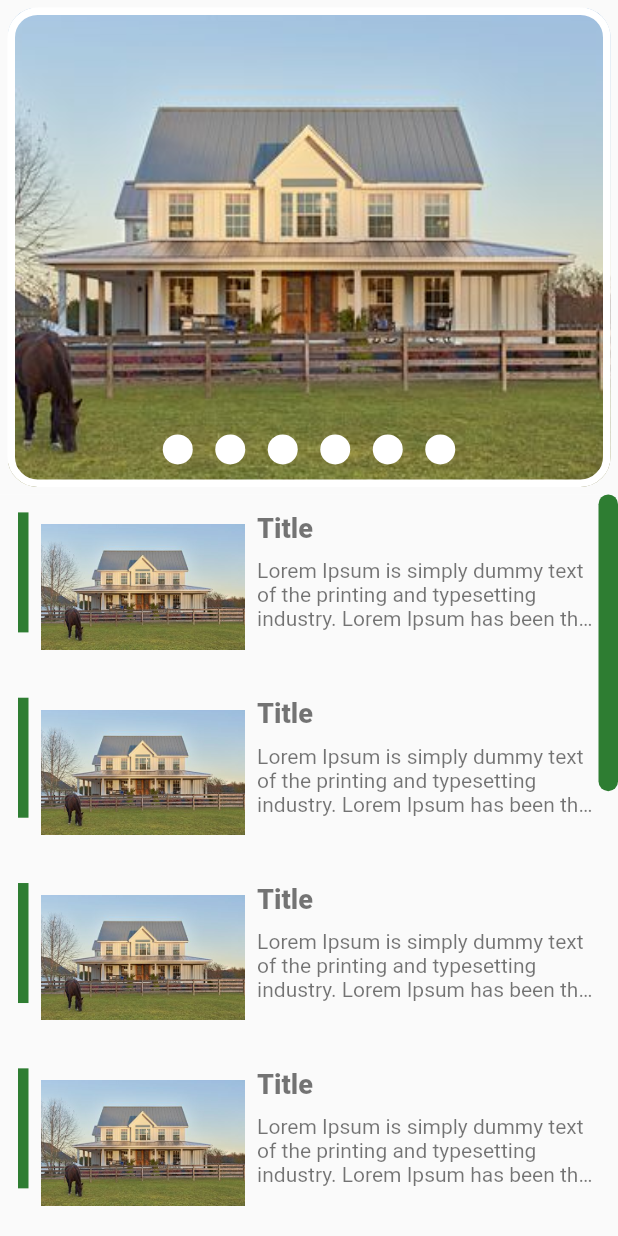
After one commit to dhruvashastri12/fluter_verify_mobile_number, a Flutter app: the screen it shows after launch, after a tap on "Dashboard", on a phone screen of 412 x 824 dp. The commit adds this screen. Run offline on Flutter 3.47's test engine with Material 2 defaults, Android fonts, the phone set to English and light mode, and no system bars.

Commit message:
Pageview with indicator and listview in single screen

```diff
--- /dev/null
+++ b/lib/Screens/dashboard.dart
@@ -0,0 +1,93 @@
+import 'package:fluter_verify_mobile_number/Screens/pageview_with_indicator.dart';
+import 'package:flutter/material.dart';
+
+class Dashboard extends StatelessWidget {
+  @override
+  Widget build(BuildContext context) {
+    return DashboardPage();
+  }
+}
+
+class DashboardPage extends StatelessWidget {
+  @override
+  Widget build(BuildContext context) {
+    return Container(
+      color: Colors.white,
+      child: Column(
+        children: [
+          Expanded(flex: 2, child: PageviewWithIndicator()),
+          Expanded(flex: 3, child: DashboardListView())
+        ],
+      ),
+    );
+  }
+}
+
+class DashboardListView extends StatelessWidget {
+  final ScrollController _scrollController = ScrollController();
+
+  @override
+  Widget build(BuildContext context) {
+    return Scaffold(
+          body: Theme(
+        data: ThemeData(highlightColor: Colors.green[800]),
+        child: Scrollbar(
+            isAlwaysShown: true,
+            controller: _scrollController,
+            thickness: 13.0,
+            radius: Radius.circular(10.0),
+            child: ListView.builder(
+                controller: _scrollController,
+                itemCount: 10,
+                itemBuilder: (BuildContext context, int index) {
+                  return _getDashboardListItem();
+                })),
+      ),
+    );
+  }
+
+  Widget _getDashboardListItem() {
+    return Padding(
+        padding: EdgeInsets.all(12.0),
+        child: Row(
+          crossAxisAlignment: CrossAxisAlignment.start,
+          children: [
+            Container(
+              color: Colors.green[800],
+              width: 7,
+              height: 80,
+            ),
+            Expanded(
+                flex: 2,
+                child: Padding(
+                  padding: const EdgeInsets.all(8.0),
+                  child:
+                      Image(image: AssetImage('assets/images/test_farm.jpg')),
+                )),
+            Expanded(
+              flex: 3,
+              child: Column(
+                crossAxisAlignment: CrossAxisAlignment.start,
+                children: [
+                  Text(
+                    'Title',
+                    style: const TextStyle(
+                      color: Colors.black54,
+                      fontWeight: FontWeight.w900,
+                      fontSize: 18.0,
+                    ),
+                  ),
+                  const Padding(padding: EdgeInsets.symmetric(vertical: 5.0)),
+                  Text(
+                    'Lorem Ipsum is simply dummy text of the printing and typesetting industry. Lorem Ipsum has been the industry\'s standard dummy text ever since the 1500s.',
+                    maxLines: 3,
+                    overflow: TextOverflow.ellipsis,
+                    style: const TextStyle(color: Colors.black54, fontSize: 14.0),
+                  ),
+                ],
+              ),
+            )
+          ],
+        ));
+  }
+}
--- /dev/null
+++ b/lib/Screens/pageview_with_indicator.dart
@@ -0,0 +1,199 @@
+import 'dart:math';
+import 'package:flutter/material.dart';
+
+// Ref: https://gist.github.com/collinjackson/4fddbfa2830ea3ac033e34622f278824
+
+class PageviewWithIndicator extends StatelessWidget {
+  @override
+  Widget build(BuildContext context) {
+    return new MaterialApp(
+      title: 'Flutter Demo',
+      home: new MyHomePage(),
+      debugShowCheckedModeBanner: false,
+    );
+  }
+}
+
+class MyHomePage extends StatefulWidget {
+  @override
+  State createState() => new MyHomePageState();
+}
+
+class MyHomePageState extends State<MyHomePage> {
+  final _controller = new PageController();
+
+  static const _kDuration = const Duration(milliseconds: 300);
+
+  static const _kCurve = Curves.ease;
+
+  final _kArrowColor = Colors.black.withOpacity(0.8);
+
+  final List<Widget> _pages = <Widget>[
+    Padding(
+      padding: const EdgeInsets.all(5.0),
+      child: Container(
+        decoration: BoxDecoration(
+          color: Colors.green,
+          border: Border.all(color: Colors.white, width: 5.0),
+          borderRadius: BorderRadius.all(Radius.circular(20.0)),
+          image: DecorationImage(
+              fit: BoxFit.cover,
+              image: AssetImage('assets/images/test_farm.jpg')),
+        ),
+      ),
+    ),
+    SizedBox(width: 5.0,),
+    Container(
+      decoration: BoxDecoration(
+        color: Colors.green,
+        border: Border.all(color: Colors.white, width: 5.0),
+        borderRadius: BorderRadius.all(Radius.circular(8.0)),
+        image: DecorationImage(
+            fit: BoxFit.cover,
+            image: AssetImage('assets/images/green_BG.jpg')),
+      ),
+    ),
+
+    Container(
+      decoration: BoxDecoration(
+        color: Colors.green,
+        border: Border.all(color: Colors.white, width: 5.0),
+        borderRadius: BorderRadius.all(Radius.circular(8.0)),
+        image: DecorationImage(
+            fit: BoxFit.cover,
+            image: AssetImage('assets/images/test_farm.jpg')),
+      ),
+    ),
+
+    Container(
+      decoration: BoxDecoration(
+        color: Colors.green,
+        border: Border.all(color: Colors.white, width: 5.0),
+        borderRadius: BorderRadius.all(Radius.circular(8.0)),
+        image: DecorationImage(
+            fit: BoxFit.cover,
+            image: AssetImage('assets/images/green_BG.jpg')),
+      ),
+    ),
+
+    Container(
+      decoration: BoxDecoration(
+        color: Colors.greenAccent,
+        border: Border.all(color: Colors.white, width: 5.0),
+        borderRadius: BorderRadius.all(Radius.circular(8.0)),
+        image: DecorationImage(
+            fit: BoxFit.cover,
+            image: AssetImage('assets/images/test_farm.jpg')),
+      ),
+    ),
+  ];
+
+  @override
+  Widget build(BuildContext context) {
+    return new Scaffold(
+      // backgroundColor: Colors.green,
+      body: new IconTheme(
+        data: new IconThemeData(color: _kArrowColor),
+        child: new Stack(
+          children: <Widget>[
+            new PageView.builder(
+              physics: new AlwaysScrollableScrollPhysics(),
+              controller: _controller,
+              itemBuilder: (BuildContext context, int index) {
+                return _pages[index % _pages.length];
+              },
+            ),
+            new Positioned(
+              bottom: 0.0,
+              left: 0.0,
+              right: 0.0,
+              child: new Container(
+                // color: Colors.grey[800].withOpacity(0.5),
+                padding: const EdgeInsets.all(20.0),
+                child: new Center(
+                  child: new DotsIndicator(
+                    controller: _controller,
+                    itemCount: _pages.length,
+                    onPageSelected: (int page) {
+                      _controller.animateToPage(
+                        page,
+                        duration: _kDuration,
+                        curve: _kCurve,
+                      );
+                    },
+                  ),
+                ),
+              ),
+            ),
+          ],
+        ),
+      ),
+    );
+  }
+}
+
+/// An indicator showing the currently selected page of a PageController
+class DotsIndicator extends AnimatedWidget {
+  DotsIndicator({
+    this.controller,
+    this.itemCount,
+    this.onPageSelected,
+    this.color: Colors.white,
+  }) : super(listenable: controller);
+
+  /// The PageController that this DotsIndicator is representing.
+  final PageController controller;
+
+  /// The number of items managed by the PageController
+  final int itemCount;
+
+  /// Called when a dot is tapped
+  final ValueChanged<int> onPageSelected;
+
+  /// The color of the dots.
+  ///
+  /// Defaults to `Colors.white`.
+  final Color color;
+
+  // The base size of the dots
+  static const double _kDotSize = 20.0;
+
+  // The increase in the size of the selected dot
+  // static const double _kMaxZoom = 2.0;
+
+  // The distance between the center of each dot
+  static const double _kDotSpacing = 35.0;
+
+  Widget _buildDot(int index) {
+    double selectedness = Curves.easeOut.transform(
+      max(
+        0.0,
+        1.0 - ((controller.page ?? controller.initialPage) - index).abs(),
+      ),
+    );
+    // double zoom = 1.0 + (_kMaxZoom - 1.0) * selectedness;
+    return new Container(
+      width: _kDotSpacing,
+      child: new Center(
+        child: new Material(
+          color: controller.page == index ? Colors.greenAccent : color,
+          type: MaterialType.circle,
+          child: new Container(
+            width: _kDotSize,
+            height: _kDotSize,
+            child: new InkWell(
+              onTap: () => onPageSelected(index),
+            ),
+          ),
+        ),
+      ),
+    );
+  }
+
+  Widget build(BuildContext context) {
+    return new Row(
+      mainAxisAlignment: MainAxisAlignment.center,
+      children: new List<Widget>.generate(itemCount, _buildDot),
+    );
+  }
+}
--- /dev/null
+++ b/lib/Screens/test.dart
@@ -0,0 +1,152 @@
+import 'dart:math';
+import 'package:flutter/material.dart';
+
+class TestPageviewApp extends StatelessWidget {
+  @override
+  Widget build(BuildContext context) {
+    return new MaterialApp(
+      title: 'Flutter Demo',
+      home: new MyHomePage(),
+      debugShowCheckedModeBanner: false,
+    );
+  }
+}
+
+/// An indicator showing the currently selected page of a PageController
+class DotsIndicator extends AnimatedWidget {
+  DotsIndicator({
+    this.controller,
+    this.itemCount,
+    this.onPageSelected,
+    this.color: Colors.white,
+  }) : super(listenable: controller);
+
+  /// The PageController that this DotsIndicator is representing.
+  final PageController controller;
+
+  /// The number of items managed by the PageController
+  final int itemCount;
+
+  /// Called when a dot is tapped
+  final ValueChanged<int> onPageSelected;
+
+  /// The color of the dots.
+  ///
+  /// Defaults to `Colors.white`.
+  final Color color;
+
+  // The base size of the dots
+  static const double _kDotSize = 8.0;
+
+  // The increase in the size of the selected dot
+  static const double _kMaxZoom = 2.0;
+
+  // The distance between the center of each dot
+  static const double _kDotSpacing = 25.0;
+
+  Widget _buildDot(int index) {
+    double selectedness = Curves.easeOut.transform(
+      max(
+        0.0,
+        1.0 - ((controller.page ?? controller.initialPage) - index).abs(),
+      ),
+    );
+    double zoom = 1.0 + (_kMaxZoom - 1.0) * selectedness;
+    return new Container(
+      width: _kDotSpacing,
+      child: new Center(
+        child: new Material(
+          color: color,
+          type: MaterialType.circle,
+          child: new Container(
+            width: _kDotSize * zoom,
+            height: _kDotSize * zoom,
+            child: new InkWell(
+              onTap: () => onPageSelected(index),
+            ),
+          ),
+        ),
+      ),
+    );
+  }
+
+  Widget build(BuildContext context) {
+    return new Row(
+      mainAxisAlignment: MainAxisAlignment.center,
+      children: new List<Widget>.generate(itemCount, _buildDot),
+    );
+  }
+}
+
+class MyHomePage extends StatefulWidget {
+  @override
+  State createState() => new MyHomePageState();
+}
+
+class MyHomePageState extends State<MyHomePage> {
+
+  final _controller = new PageController();
+
+  static const _kDuration = const Duration(milliseconds: 300);
+
+  static const _kCurve = Curves.ease;
+
+  final _kArrowColor = Colors.black.withOpacity(0.8);
+
+  final List<Widget> _pages = <Widget>[
+    new ConstrainedBox(
+      constraints: const BoxConstraints.expand(),
+      child: new FlutterLogo(),
+    ),
+    new ConstrainedBox(
+      constraints: const BoxConstraints.expand(),
+      child: new FlutterLogo(style: FlutterLogoStyle.stacked),
+    ),
+    new ConstrainedBox(
+      constraints: const BoxConstraints.expand(),
+      child: new FlutterLogo(style: FlutterLogoStyle.horizontal),
+    ),
+  ];
+
+  @override
+  Widget build(BuildContext context) {
+    return new Scaffold(
+      body: new IconTheme(
+        data: new IconThemeData(color: _kArrowColor),
+        child: new Stack(
+          children: <Widget>[
+            new PageView.builder(
+              physics: new AlwaysScrollableScrollPhysics(),
+              controller: _controller,
+              itemBuilder: (BuildContext context, int index) {
+                return _pages[index % _pages.length];
+              },
+            ),
+            new Positioned(
+              bottom: 0.0,
+              left: 0.0,
+              right: 0.0,
+              child: new Container(
+                color: Colors.grey[800].withOpacity(0.5),
+                padding: const EdgeInsets.all(20.0),
+                child: new Center(
+                  child: new DotsIndicator(
+                    controller: _controller,
+                    itemCount: _pages.length,
+                    onPageSelected: (int page) {
+                      _controller.animateToPage(
+                        page,
+                        duration: _kDuration,
+                        curve: _kCurve,
+                      );
+                    },
+                  ),
+                ),
+              ),
+            ),
+          ],
+        ),
+      ),
+    );
+  }
+}
--- a/lib/main.dart
+++ b/lib/main.dart
@@ -1,9 +1,12 @@
 import 'package:fluter_verify_mobile_number/Screens/activities_list.dart';
 import 'package:fluter_verify_mobile_number/Screens/activities_list_item.dart';
+import 'package:fluter_verify_mobile_number/Screens/dashboard.dart';
+import 'package:fluter_verify_mobile_number/Screens/pageview_with_indicator.dart';
 import 'package:fluter_verify_mobile_number/Screens/intro_pageview.dart';
 import 'package:fluter_verify_mobile_number/Screens/navigation_drawer.dart';
 import 'package:fluter_verify_mobile_number/Screens/sign_in_with_mob_num.dart';
 import 'package:fluter_verify_mobile_number/Screens/sign_up..dart';
+import 'package:fluter_verify_mobile_number/Screens/test.dart';
 import 'package:fluter_verify_mobile_number/Screens/verify_otp.dart';
 import 'package:flutter/material.dart';
 
@@ -149,7 +152,26 @@ class ScreenStack extends StatelessWidget {
                   ));
             }
         ),
-        SizedBox(height: 15.0,)
+        SizedBox(height: 15.0,),
+        RaisedButton(
+            color: Color(0XFFFDCA44),
+            textColor: Color(0XFF231F20),
+            child: Text(
+              "Dashboard",
+              style: TextStyle(fontSize: 26.0, fontWeight: FontWeight.bold),
+            ),
+            shape: RoundedRectangleBorder(
+              borderRadius: BorderRadius.circular(30.0),
+            ),
+            padding: EdgeInsets.fromLTRB(35.0, 10.0, 35.0, 10.0),
+            onPressed: () {
+              Navigator.push(
+                  context,
+                  MaterialPageRoute(
+                    builder: (context) => DashboardPage(),
+                  ));
+            }
+        ),
 
       ],
     );
```
Also changed, not shown: assets/images/test_farm.jpg (added).
